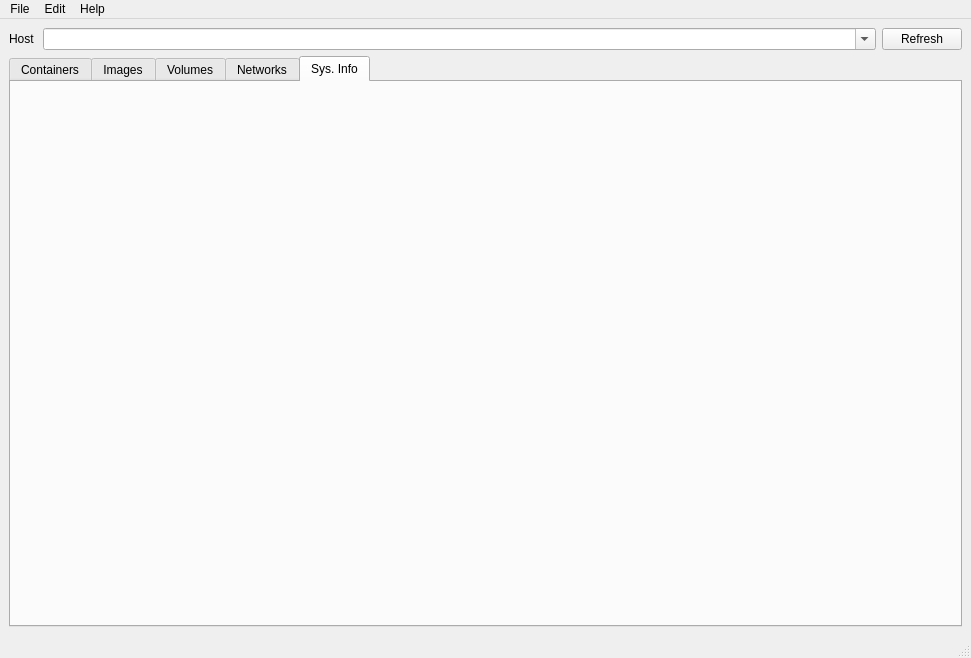
sujiwo/QtDocker, file mainwindow.ui: the form before one commit.
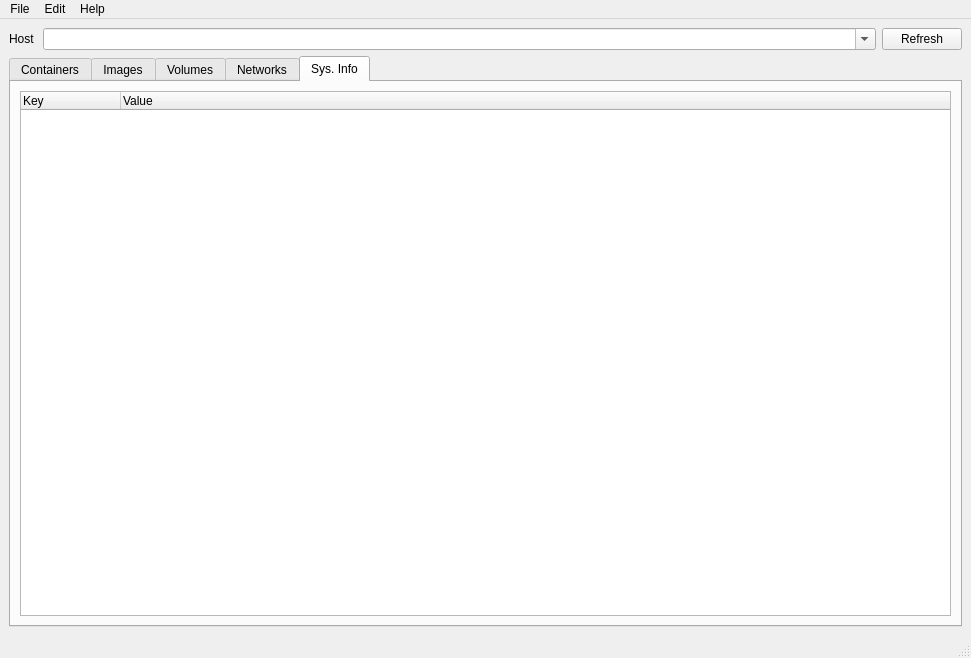
The form after the commit. The open tabs and pages were chosen to show the change. Icons and pictures are not drawn.

What changed in the file:
```diff
--- a/mainwindow.ui
+++ b/mainwindow.ui
@@ -486,6 +486,22 @@
        <attribute name="title">
         <string>Sys. Info</string>
        </attribute>
+       <layout class="QVBoxLayout" name="verticalLayout_10">
+        <item>
+         <widget class="QTreeWidget" name="sysInfoTree">
+          <column>
+           <property name="text">
+            <string>Key</string>
+           </property>
+          </column>
+          <column>
+           <property name="text">
+            <string>Value</string>
+           </property>
+          </column>
+         </widget>
+        </item>
+       </layout>
       </widget>
      </widget>
     </item>
```
Left out of the diff: 23 changed lines with no effect on the pictures.
